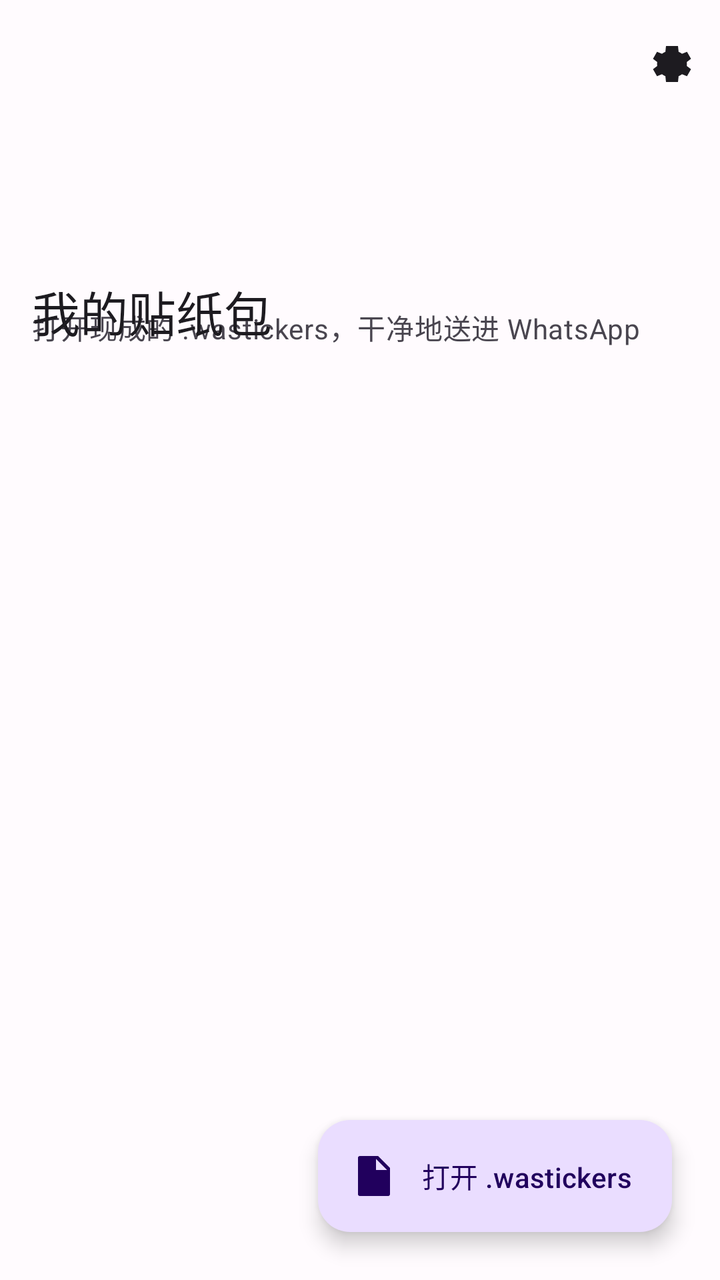
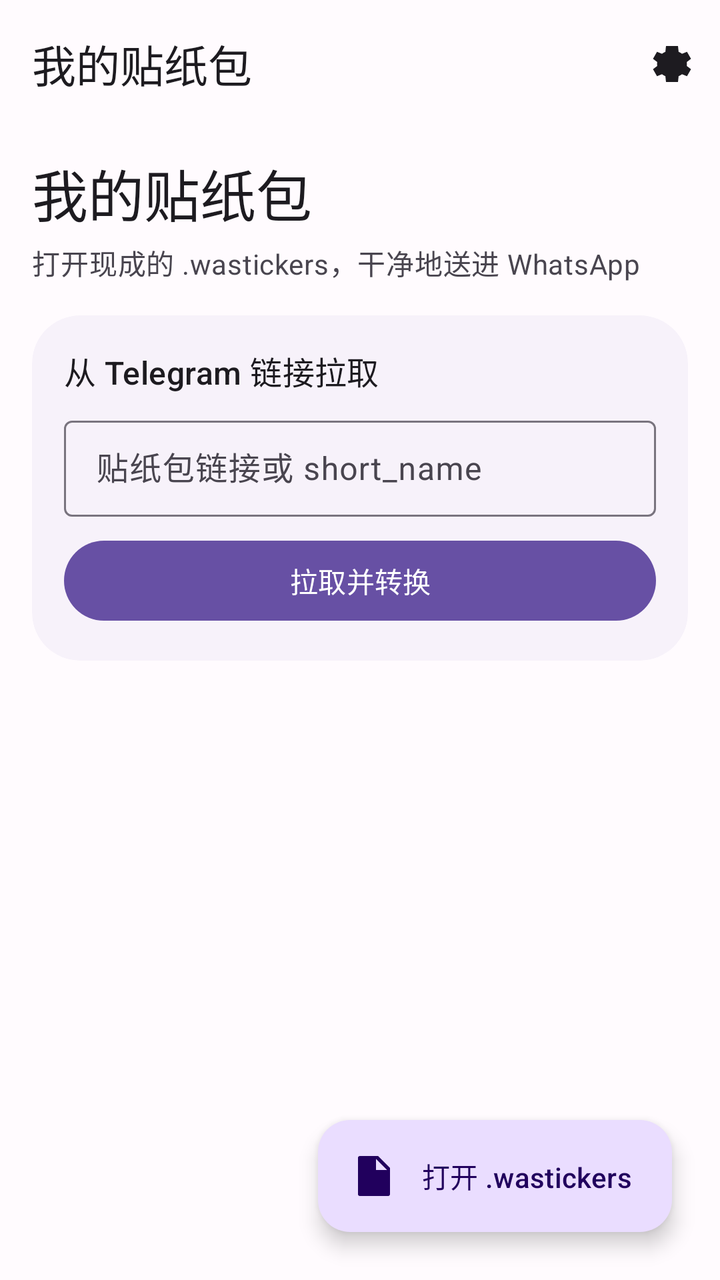

Before-and-after screenshots of an Android layout around one commit, followed by the original layout XML and the change that was made.
<!-- AndroidManifest.xml: application theme AppTheme -->
<!-- res/layout/activity_main.xml -->
<?xml version="1.0" encoding="utf-8"?>
<androidx.coordinatorlayout.widget.CoordinatorLayout
    xmlns:android="http://schemas.android.com/apk/res/android"
    xmlns:app="http://schemas.android.com/apk/res-auto"
    android:id="@+id/main_root"
    android:layout_width="match_parent"
    android:layout_height="match_parent"
    android:background="?attr/colorSurface">

    <com.google.android.material.appbar.AppBarLayout
        android:id="@+id/app_bar"
        android:layout_width="match_parent"
        android:layout_height="wrap_content"
        android:fitsSystemWindows="true"
        app:liftOnScroll="true">

        <com.google.android.material.appbar.CollapsingToolbarLayout
            android:id="@+id/collapsing_toolbar"
            android:layout_width="match_parent"
            android:layout_height="190dp"
            app:expandedTitleMarginBottom="24dp"
            app:expandedTitleMarginStart="16dp"
            app:layout_scrollFlags="scroll|exitUntilCollapsed|snap"
            app:title="@string/main_title">

            <TextView
                android:layout_width="match_parent"
                android:layout_height="wrap_content"
                android:layout_gravity="bottom"
                android:paddingStart="16dp"
                android:paddingEnd="16dp"
                android:paddingBottom="16dp"
                android:text="@string/main_subtitle"
                android:textAppearance="?attr/textAppearanceBodyMedium"
                android:textColor="?attr/colorOnSurfaceVariant"
                app:layout_collapseMode="parallax" />

            <com.google.android.material.appbar.MaterialToolbar
                android:id="@+id/top_app_bar"
                android:layout_width="match_parent"
                android:layout_height="?attr/actionBarSize"
                app:layout_collapseMode="pin"
                app:menu="@menu/main_menu"
                app:title="@string/main_title" />
        </com.google.android.material.appbar.CollapsingToolbarLayout>
    </com.google.android.material.appbar.AppBarLayout>

    <androidx.core.widget.NestedScrollView
        android:layout_width="match_parent"
        android:layout_height="match_parent"
        app:layout_behavior="@string/appbar_scrolling_view_behavior">

        <FrameLayout
            android:layout_width="match_parent"
            android:layout_height="wrap_content"
            android:paddingBottom="112dp">

            <androidx.recyclerview.widget.RecyclerView
                android:id="@+id/pack_recycler"
                android:layout_width="match_parent"
                android:layout_height="wrap_content"
                android:clipToPadding="false"
                android:padding="16dp" />

            <LinearLayout
                android:id="@+id/empty_state"
                android:layout_width="match_parent"
                android:layout_height="wrap_content"
                android:layout_marginTop="56dp"
                android:gravity="center_horizontal"
                android:orientation="vertical"
                android:padding="24dp"
                android:visibility="gone">

                <com.google.android.material.card.MaterialCardView
                    style="@style/Widget.App.Card"
                    android:layout_width="160dp"
                    android:layout_height="160dp"
                    app:cardBackgroundColor="?attr/colorPrimaryContainer">

                    <ImageView
                        android:layout_width="88dp"
                        android:layout_height="88dp"
                        android:layout_gravity="center"
                        android:contentDescription="@string/empty_title"
                        android:src="@drawable/ic_empty_sticker" />
                </com.google.android.material.card.MaterialCardView>

                <TextView
                    android:layout_width="wrap_content"
                    android:layout_height="wrap_content"
                    android:layout_marginTop="24dp"
                    android:text="@string/empty_title"
                    android:textAppearance="?attr/textAppearanceHeadlineSmall" />

                <TextView
                    android:layout_width="280dp"
                    android:layout_height="wrap_content"
                    android:layout_marginTop="8dp"
                    android:gravity="center"
                    android:text="@string/empty_body"
                    android:textAppearance="?attr/textAppearanceBodyMedium"
                    android:textColor="?attr/colorOnSurfaceVariant" />

                <com.google.android.material.button.MaterialButton
                    android:id="@+id/empty_open_button"
                    android:layout_width="wrap_content"
                    android:layout_height="48dp"
                    android:layout_marginTop="24dp"
                    android:text="@string/open_file" />
            </LinearLayout>
        </FrameLayout>
    </androidx.core.widget.NestedScrollView>

    <com.google.android.material.progressindicator.CircularProgressIndicator
        android:id="@+id/progress"
        android:layout_width="wrap_content"
        android:layout_height="wrap_content"
        android:layout_gravity="center"
        android:indeterminate="true"
        android:visibility="gone" />

    <com.google.android.material.floatingactionbutton.ExtendedFloatingActionButton
        android:id="@+id/open_file_fab"
        android:layout_width="wrap_content"
        android:layout_height="wrap_content"
        android:layout_gravity="bottom|end"
        android:layout_margin="24dp"
        android:minHeight="56dp"
        android:text="@string/open_file"
        app:icon="@drawable/ic_open_file" />
</androidx.coordinatorlayout.widget.CoordinatorLayout>
<!-- resources referenced by this layout -->
<resources>
  <!-- drawable ic_empty_sticker (drawable) -->
  <vector xmlns:android="http://schemas.android.com/apk/res/android"
      android:width="96dp" android:height="96dp"
      android:viewportWidth="96" android:viewportHeight="96">
      <path android:fillColor="?attr/colorOnPrimaryContainer"
          android:pathData="M22,10h40l14,14v54c0,4 -4,8 -8,8H22c-4,0 -8,-4 -8,-8V18c0,-4 4,-8 8,-8zM62,10v14h14z" />
      <path android:fillColor="?attr/colorPrimaryContainer"
          android:pathData="M28,40h32v4H28zM28,52h24v4H28zM28,64h28v4H28z" />
  </vector>
  <!-- drawable ic_open_file (drawable) -->
  <vector xmlns:android="http://schemas.android.com/apk/res/android"
      android:width="24dp" android:height="24dp"
      android:viewportWidth="24" android:viewportHeight="24">
      <path android:fillColor="?attr/colorOnPrimaryContainer"
          android:pathData="M6,2h8l6,6v13a1,1 0 0 1 -1,1H5a1,1 0 0 1 -1,-1V3a1,1 0 0 1 1,-1h1zM13,3.5V9h5.5zM8,13h8v2H8zM8,17h6v2H8z" />
  </vector>
  <string name="empty_body">从 @tgtowabot 或 sticker-convert 拿到 .wastickers 后，点下面的按钮打开它。</string>
  <string name="empty_title">还没有贴纸包</string>
  <string name="main_subtitle">打开现成的 .wastickers，干净地送进 WhatsApp</string>
  <string name="main_title">我的贴纸包</string>
  <string name="open_file">打开 .wastickers</string>
  <style name="Widget.App.Card" parent="Widget.Material3.CardView.Filled">
          <item name="cardCornerRadius">24dp</item>
          <item name="cardBackgroundColor">?attr/colorSurfaceContainerLow</item>
          <item name="contentPadding">16dp</item>
      </style>
  <style name="AppTheme" parent="Base.AppTheme" />
  <style name="Base.AppTheme" parent="Theme.Material3.DayNight.NoActionBar">
          <item name="dynamicColorThemeOverlay">@style/ThemeOverlay.Material3.DynamicColors.DayNight</item>
          <item name="colorPrimary">@color/seed_primary</item>
          <item name="colorOnPrimary">@color/seed_on_primary</item>
          <item name="colorPrimaryContainer">@color/seed_primary_container</item>
          <item name="colorOnPrimaryContainer">@color/seed_on_primary_container</item>
          <item name="colorSurface">@color/md3_surface</item>
          <item name="colorSurfaceContainer">@color/md3_surface_container</item>
          <item name="colorSurfaceContainerLow">@color/md3_surface_container_low</item>
          <item name="colorSurfaceContainerHigh">@color/md3_surface_container_high</item>
          <item name="android:colorBackground">@color/md3_surface</item>
          <item name="android:windowActivityTransitions">true</item>
          <item name="android:windowContentTransitions">true</item>
      </style>
  <color name="seed_primary">#FF6750A4</color>
  <color name="seed_on_primary">#FFFFFFFF</color>
  <color name="seed_primary_container">#FFEADDFF</color>
  <color name="seed_on_primary_container">#FF21005D</color>
  <color name="md3_surface">#FFFFFBFE</color>
  <color name="md3_surface_container">#FFF3EDF7</color>
  <color name="md3_surface_container_low">#FFF7F2FA</color>
  <color name="md3_surface_container_high">#FFECE6F0</color>
</resources>

<!-- the commit's change to res/layout/activity_main.xml (unified diff, before → after) -->
@@ -14,59 +14,131 @@
         android:fitsSystemWindows="true"
         app:liftOnScroll="true">
 
-        <com.google.android.material.appbar.CollapsingToolbarLayout
-            android:id="@+id/collapsing_toolbar"
+        <com.google.android.material.appbar.MaterialToolbar
+            android:id="@+id/top_app_bar"
             android:layout_width="match_parent"
-            android:layout_height="190dp"
-            app:expandedTitleMarginBottom="24dp"
-            app:expandedTitleMarginStart="16dp"
-            app:layout_scrollFlags="scroll|exitUntilCollapsed|snap"
-            app:title="@string/main_title">
-
-            <TextView
-                android:layout_width="match_parent"
-                android:layout_height="wrap_content"
-                android:layout_gravity="bottom"
-                android:paddingStart="16dp"
-                android:paddingEnd="16dp"
-                android:paddingBottom="16dp"
-                android:text="@string/main_subtitle"
-                android:textAppearance="?attr/textAppearanceBodyMedium"
-                android:textColor="?attr/colorOnSurfaceVariant"
-                app:layout_collapseMode="parallax" />
-
-            <com.google.android.material.appbar.MaterialToolbar
-                android:id="@+id/top_app_bar"
-                android:layout_width="match_parent"
-                android:layout_height="?attr/actionBarSize"
-                app:layout_collapseMode="pin"
-                app:menu="@menu/main_menu"
-                app:title="@string/main_title" />
-        </com.google.android.material.appbar.CollapsingToolbarLayout>
+            android:layout_height="?attr/actionBarSize"
+            app:menu="@menu/main_menu"
+            app:title="@string/main_title" />
     </com.google.android.material.appbar.AppBarLayout>
 
     <androidx.core.widget.NestedScrollView
         android:layout_width="match_parent"
         android:layout_height="match_parent"
+        android:fillViewport="true"
         app:layout_behavior="@string/appbar_scrolling_view_behavior">
 
-        <FrameLayout
+        <LinearLayout
             android:layout_width="match_parent"
             android:layout_height="wrap_content"
+            android:orientation="vertical"
+            android:paddingStart="16dp"
+            android:paddingEnd="16dp"
+            android:paddingTop="12dp"
             android:paddingBottom="112dp">
+
+            <TextView
+                android:layout_width="match_parent"
+                android:layout_height="wrap_content"
+                android:text="@string/main_title"
+                android:textAppearance="?attr/textAppearanceHeadlineMedium" />
+
+            <TextView
+                android:layout_width="match_parent"
+                android:layout_height="wrap_content"
+                android:layout_marginTop="4dp"
+                android:layout_marginBottom="16dp"
+                android:text="@string/main_subtitle"
+                android:textAppearance="?attr/textAppearanceBodyMedium"
+                android:textColor="?attr/colorOnSurfaceVariant" />
+
+            <com.google.android.material.card.MaterialCardView
+                style="@style/Widget.App.Card"
+                android:layout_width="match_parent"
+                android:layout_height="wrap_content"
+                android:layout_marginBottom="16dp">
+
+                <LinearLayout
+                    android:layout_width="match_parent"
+                    android:layout_height="wrap_content"
+                    android:orientation="vertical">
+
+                    <TextView
+                        android:layout_width="match_parent"
+                        android:layout_height="wrap_content"
+                        android:text="@string/telegram_section_title"
+                        android:textAppearance="?attr/textAppearanceTitleMedium" />
+
+                    <com.google.android.material.textfield.TextInputLayout
+                        android:layout_width="match_parent"
+                        android:layout_height="wrap_content"
+                        android:layout_marginTop="8dp"
+                        android:hint="@string/telegram_link_hint">
+
+                        <com.google.android.material.textfield.TextInputEditText
+                            android:id="@+id/telegram_link_input"
+                            android:layout_width="match_parent"
+                            android:layout_height="48dp"
+                            android:inputType="textUri"
+                            android:maxLines="1" />
+                    </com.google.android.material.textfield.TextInputLayout>
+
+                    <LinearLayout
+                        android:layout_width="match_parent"
+                        android:layout_height="wrap_content"
+                        android:layout_marginTop="8dp"
+                        android:orientation="horizontal">
+
+                        <com.google.android.material.button.MaterialButton
+                            android:id="@+id/telegram_fetch_button"
+                            android:layout_width="0dp"
+                            android:layout_height="48dp"
+                            android:layout_weight="1"
+                            android:text="@string/telegram_fetch" />
+
+                        <com.google.android.material.button.MaterialButton
+                            android:id="@+id/telegram_cancel_button"
+                            style="@style/Widget.Material3.Button.TextButton"
+                            android:layout_width="wrap_content"
+                            android:layout_height="48dp"
+                            android:text="@string/cancel"
+                            android:visibility="gone" />
+                    </LinearLayout>
+
+                    <com.google.android.material.progressindicator.LinearProgressIndicator
+                        android:id="@+id/telegram_progress"
+                        android:layout_width="match_parent"
+                        android:layout_height="wrap_content"
+                        android:layout_marginTop="8dp"
+                        android:indeterminate="false"
+                        android:max="100"
+                        android:visibility="gone"
+                        app:showAnimationBehavior="none"
+                        app:hideAnimationBehavior="none" />
+
+                    <TextView
+                        android:id="@+id/telegram_progress_text"
+                        android:layout_width="match_parent"
+                        android:layout_height="wrap_content"
+                        android:layout_marginTop="4dp"
+                        android:textAppearance="?attr/textAppearanceBodySmall"
+                        android:textColor="?attr/colorOnSurfaceVariant"
+                        android:visibility="gone" />
+                </LinearLayout>
+            </com.google.android.material.card.MaterialCardView>
 
             <androidx.recyclerview.widget.RecyclerView
                 android:id="@+id/pack_recycler"
                 android:layout_width="match_parent"
                 android:layout_height="wrap_content"
                 android:clipToPadding="false"
-                android:padding="16dp" />
+                android:nestedScrollingEnabled="false" />
 
             <LinearLayout
                 android:id="@+id/empty_state"
                 android:layout_width="match_parent"
                 android:layout_height="wrap_content"
-                android:layout_marginTop="56dp"
+                android:layout_marginTop="40dp"
                 android:gravity="center_horizontal"
                 android:orientation="vertical"
                 android:padding="24dp"
@@ -109,7 +181,7 @@
                     android:layout_marginTop="24dp"
                     android:text="@string/open_file" />
             </LinearLayout>
-        </FrameLayout>
+        </LinearLayout>
     </androidx.core.widget.NestedScrollView>
 
     <com.google.android.material.progressindicator.CircularProgressIndicator
<!-- resource entries referenced after the edit -->
@@ -16,11 +16,15 @@
       <path android:fillColor="?attr/colorOnPrimaryContainer"
           android:pathData="M6,2h8l6,6v13a1,1 0 0 1 -1,1H5a1,1 0 0 1 -1,-1V3a1,1 0 0 1 1,-1h1zM13,3.5V9h5.5zM8,13h8v2H8zM8,17h6v2H8z" />
   </vector>
+  <string name="cancel">取消</string>
   <string name="empty_body">从 @tgtowabot 或 sticker-convert 拿到 .wastickers 后，点下面的按钮打开它。</string>
   <string name="empty_title">还没有贴纸包</string>
   <string name="main_subtitle">打开现成的 .wastickers，干净地送进 WhatsApp</string>
   <string name="main_title">我的贴纸包</string>
   <string name="open_file">打开 .wastickers</string>
+  <string name="telegram_fetch">拉取并转换</string>
+  <string name="telegram_link_hint">贴纸包链接或 short_name</string>
+  <string name="telegram_section_title">从 Telegram 链接拉取</string>
   <style name="Widget.App.Card" parent="Widget.Material3.CardView.Filled">
           <item name="cardCornerRadius">24dp</item>
           <item name="cardBackgroundColor">?attr/colorSurfaceContainerLow</item>
